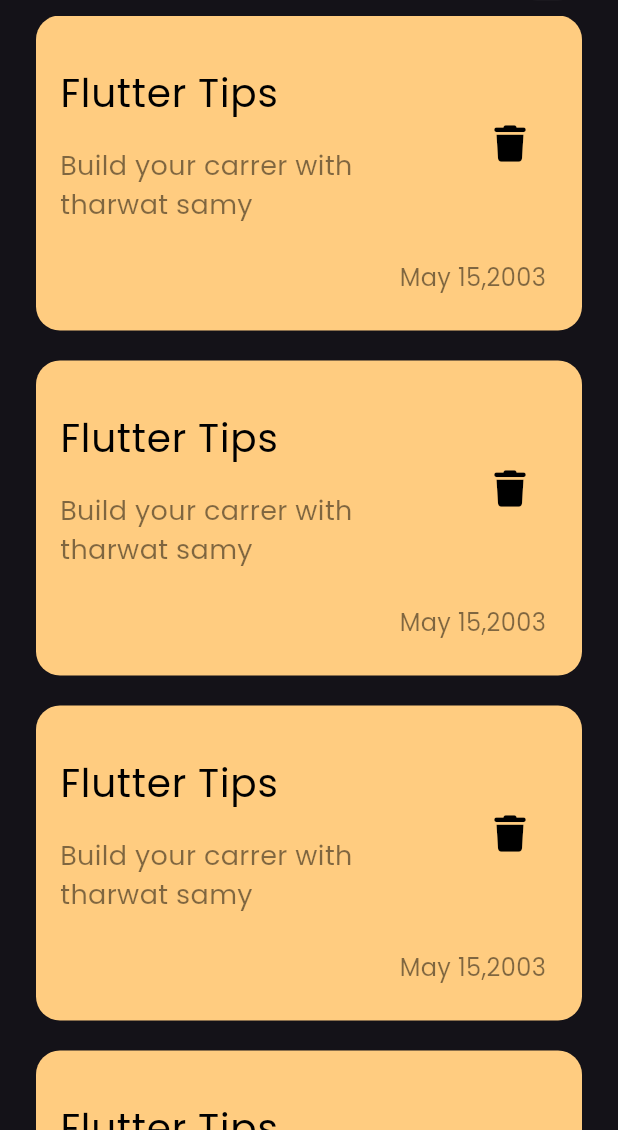
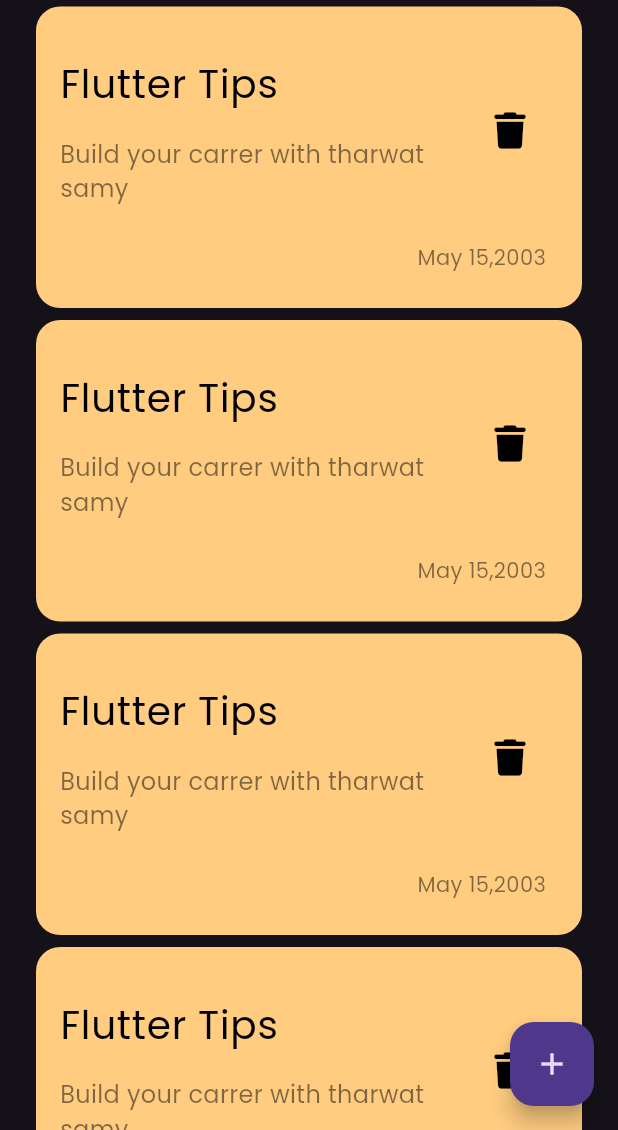
Before and after one commit to Youssef-Mustafa/notes_app, a Flutter app: the screen it shows after launch, on a phone screen of 412 x 824 dp, the part 106-1236 px from its top. Run offline on Flutter 3.47's test engine with Material 3 defaults, Android fonts, the phone set to English and light mode, and no system bars; our stand-ins replace font_awesome_flutter.

Commit message:
add floating action button

```diff
--- a/lib/views/notes_view.dart
+++ b/lib/views/notes_view.dart
@@ -6,8 +6,16 @@ class NotesView extends StatelessWidget {
 
   @override
   Widget build(BuildContext context) {
-    return const Scaffold(
-      body: NotesViewBody(),
+    return Scaffold(
+      floatingActionButton: FloatingActionButton(
+        onPressed: () {},
+        child: const Center(
+          child: Icon(
+            Icons.add,
+          ),
+        ),
+      ),
+      body: const NotesViewBody(),
     );
   }
 }
--- a/lib/views/widgets/notes_item.dart
+++ b/lib/views/widgets/notes_item.dart
@@ -7,7 +7,7 @@ class NotesItem extends StatelessWidget {
   @override
   Widget build(BuildContext context) {
     return Padding(
-      padding: const EdgeInsets.only(bottom: 20),
+      padding: const EdgeInsets.symmetric(vertical: 4),
       child: Container(
         padding: const EdgeInsets.only(
           top: 24,
@@ -34,7 +34,7 @@ class NotesItem extends StatelessWidget {
                   'Build your carrer with tharwat samy',
                   style: TextStyle(
                     color: Colors.black.withOpacity(0.5),
-                    fontSize: 18,
+                    fontSize: 16,
                   ),
                 ),
               ),
@@ -52,7 +52,7 @@ class NotesItem extends StatelessWidget {
               child: Text(
                 'May 15,2003',
                 style: TextStyle(
-                  fontSize: 16,
+                  fontSize: 14,
                   color: Colors.black.withOpacity(
                     0.5,
                   ),
--- a/lib/views/widgets/notes_view_body.dart
+++ b/lib/views/widgets/notes_view_body.dart
@@ -15,9 +15,6 @@ class NotesViewBody extends StatelessWidget {
             height: 25,
           ),
           CustomAppBar(),
-          SizedBox(
-            height: 10,
-          ),
           NotesListView()
         ],
       ),
```
